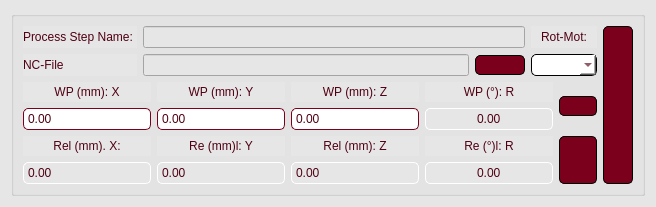
Above: GUI_files/process_step_widget.ui from goegilein/Controller before the change. Below: the same form after it.
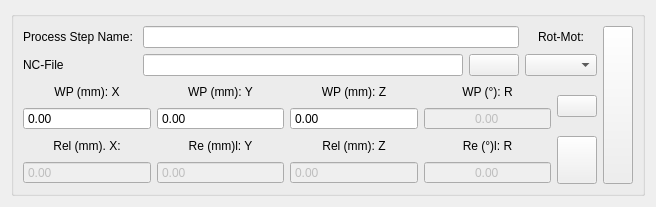
That is the form after the change. Icons and pictures are not drawn.

Commit message: P4.2: Atelier style from BildHatcher (dark / bright, Bright mode button), .ui stylesheets removed, pictograms tinted per mode; B19

```diff
--- a/GUI_files/process_step_widget.ui
+++ b/GUI_files/process_step_widget.ui
@@ -13,135 +13,6 @@
   <property name="windowTitle">
    <string>Form</string>
   </property>
-  <property name="styleSheet">
-   <string notr="true">QWidget{
-background-color: rgb(230,230,230);
-}
-
-QGroupBox{
-color:  rgb(80, 0, 19);  /* Text color */
-font-weight: bold;  /* Bold text */
-}
-
-QLabel{
-color:  rgb(80, 0, 19);;  /* Text color */
-}
-
-QPushButton {
-	background-color: rgb(122,0,28);  /* Background color */
-	border: 1px solid rgb(0, 0, 0);
-    color: rgb(255, 255, 255);  /* Text color */
-    border-radius: 5px;  /* Rounded edges */
-	padding: 2px;
-}
-
-QPushButton:hover {
-    background-color: rgb(142, 0, 38);  /* Background color when hovered */
-	color: rgb(245, 245, 245);
-    border-color:rgb(40, 40, 40);  /* Border color when hovered */
-}
-
-QPushButton:pressed {
-   color:  rgb(80, 0, 19);  /* Background color when pressed */
-	border-color: rgb(0, 0, 0);
-}
-QPushButton:clicked {
-   background-color: rgb(80,0,19);  /* Background color when pressed */
-	border-color:  rgb(0,0, 0);
-}
-
-QPushButton:checked {
-    background-color: rgb(255,255,255);
-	color:  rgb(80, 0, 19);
-	border: 2px solid rgb(122, 0, 28);
-	font-weight: bold;  /* Bold text */
-}
-
-QPushButton:disabled {
-    background-color: rgb(180,180, 180);
-	border: 1px solid rgb(0, 0,0);
-}
-
-QDoubleSpinBox:enabled{
-background-color: rgb(255,255,255);
-color:  rgb(80, 0, 19);  /* Text color */
-border: 1px solid  rgb(122, 0, 28);  /* Border color */
-border-radius: 5px;  /* Rounded edges */
-padding : 2px;
-}
-QDoubleSpinBox:disabled{
-color: rgb(80, 0, 19);  /* Text color */
-border: 1px solid rgb(255,255,255);  /* Border color */
-border-radius: 5px;  /* Rounded edges */
-padding : 2px;
-}
-
-QSpinBox:enabled{
-background-color: rgb(255,255,255);
-color:  rgb(80, 0, 19);  /* Text color */
-border: 1px solid  rgb(122, 0, 28);  /* Border color */
-border-radius: 5px;  /* Rounded edges */
-padding : 2px;
-
-}
-QSpinBox:disabled{
-color: rgb(80, 0, 19);  /* Text color */
-border: 1px solid rgb(255,255,255);  /* Border color */
-border-radius: 5px;  /* Rounded edges */
-padding : 2px;
-}
-
-QPlainTextEdit{
-background-color: rgb(255,255,255);
-border-radius: 5px;  /* Rounded edges */
-}
-
-QLineEdit:endabled{
-background-color: rgb(255,255,255);
-color:  rgb(80, 0, 19);  /* Text color */
-border: 1px solid rgb(0,0,0);  /* Border color */
-border-radius: 5px;  /* Rounded edges */
-padding : 2px;
-}
-
-QLineEdit:disabled{
-background-color: rgb(230,230,230);
-color:  rgb(80, 0, 19);  /* Text color */
-border: 1px solid rgb(0,0,0);  /* Border color */
-border-radius: 5px;  /* Rounded edges */
-padding : 2px;
-}
-
-QComboBox{
-background-color: rgb(255,255,255);
-color:  rgb(80, 0, 19);  /* Text color */
-border: 1px solid rgb(0,0,0);  /* Border color */
-border-radius: 5px;  /* Rounded edges */
-padding : 2px;
-}
-
-QTabBar::tab {
-    color:  rgb(80, 0, 19); 
-    border: 1px solid rgb(122,0,28);
-    padding: 5px;
-    border-top-left-radius: 5px;
-    border-top-right-radius: 5px;
-	min-width:80px;
-}
-
-QTabBar::tab:selected {
-    color:  rgb(80, 0, 19); 
-    background-color: rgb(255, 255, 255); ;
-    font-weight: bold;
-	border: 2px solid rgb(122, 0, 28);
-}
-
-QTabBar::tab:hover {
-    color:  rgb(122, 0, 28); /* Slightly lighter orange */
-	background-color: rgb(245, 245, 245); ;
-}
-</string>
-  </property>
   <layout class="QGridLayout" name="gridLayout">
    <item row="0" column="0">
     <widget class="QGroupBox" name="groupBox">
```
The commit also changes 36 other files.
